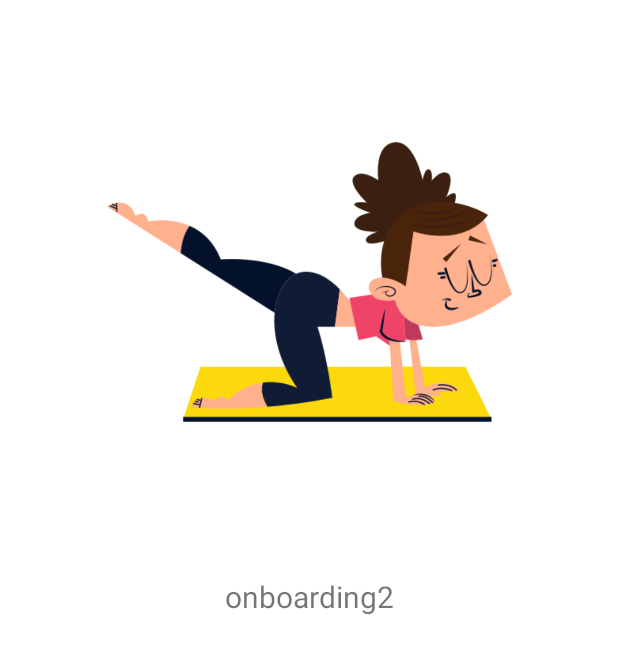
After one commit to vikalinka/Unsplash, an Android app: the layout fragment_onboarding_second.xml on its own in the app's theme, with its tools: preview values and no code run, on a phone screen of 412 x 824 dp. The commit adds this screen. Shown: the top 654 px of the screen. Run offline under Robolectric (Android 15) with nearby library versions, the phone set to English and light mode, and no system bars.

Commit message:
implementing onboarding screens

```diff
--- a/app/src/main/java/lt/vitalikas/unsplash/domain/models/OnboardingItem.kt
+++ b/app/src/main/java/lt/vitalikas/unsplash/domain/models/OnboardingItem.kt
@@ -4,6 +4,9 @@ import androidx.annotation.DrawableRes
 import androidx.annotation.StringRes
 
 data class OnboardingItem(
+    val id: Long,
     @DrawableRes val image: Int,
-    @StringRes val text: Int
+    @StringRes val title: Int,
+    @StringRes val text: Int,
+    @StringRes val buttonText: Int
 )
--- a/app/src/main/java/lt/vitalikas/unsplash/ui/onboarding_screen/OnboardingViewModel.kt
+++ b/app/src/main/java/lt/vitalikas/unsplash/ui/onboarding_screen/OnboardingViewModel.kt
@@ -2,7 +2,6 @@ package lt.vitalikas.unsplash.ui.onboarding_screen
 
 import androidx.lifecycle.ViewModel
 import dagger.hilt.android.lifecycle.HiltViewModel
-import lt.vitalikas.unsplash.domain.models.OnboardingItem
 import lt.vitalikas.unsplash.domain.repositories.OnboardingRepository
 import javax.inject.Inject
 
--- /dev/null
+++ b/app/src/main/res/layout/fragment_onboarding_second.xml
@@ -0,0 +1,31 @@
+<?xml version="1.0" encoding="utf-8"?>
+<androidx.constraintlayout.widget.ConstraintLayout xmlns:android="http://schemas.android.com/apk/res/android"
+    xmlns:app="http://schemas.android.com/apk/res-auto"
+    xmlns:tools="http://schemas.android.com/tools"
+    android:layout_width="match_parent"
+    android:layout_height="match_parent"
+    android:padding="8dp">
+
+    <ImageView
+        android:id="@+id/ivOnboardingImage"
+        android:layout_width="270dp"
+        android:layout_height="360dp"
+        android:contentDescription="@string/onboarding_image"
+        android:src="@drawable/onboarding2"
+        app:layout_constraintEnd_toEndOf="parent"
+        app:layout_constraintStart_toStartOf="parent"
+        app:layout_constraintTop_toTopOf="parent" />
+
+    <TextView
+        android:id="@+id/tvOnboardingText"
+        android:layout_width="0dp"
+        android:layout_height="wrap_content"
+        android:layout_marginTop="16dp"
+        android:text="onboarding2"
+        android:textAlignment="center"
+        android:textSize="20sp"
+        app:layout_constraintEnd_toEndOf="parent"
+        app:layout_constraintStart_toStartOf="parent"
+        app:layout_constraintTop_toBottomOf="@id/ivOnboardingImage" />
+
+</androidx.constraintlayout.widget.ConstraintLayout>
--- a/app/src/main/res/values/strings.xml
+++ b/app/src/main/res/values/strings.xml
@@ -3,7 +3,12 @@
     <string name="sign_in">Sign in</string>
     <string name="button_next">button next</string>
     <string name="onboarding_image">onboarding image</string>
+    <string name="onboarding_title_1">onboarding title 1</string>
+    <string name="onboarding_title_2">onboarding title 2</string>
+    <string name="onboarding_title_3">onboarding title 3</string>
     <string name="onboarding_text_1">onboarding text 1</string>
     <string name="onboarding_text_2">onboarding text 2</string>
     <string name="onboarding_text_3">onboarding text 3</string>
+    <string name="onboarding_next_button_text">Next</string>
+    <string name="onboarding_get_started_button_text">Get started</string>
 </resources>
```
Also changed, not shown: app/src/main/java/lt/vitalikas/unsplash/data/repositories/OnboardingRepositoryImpl.kt (+12 -3 lines), app/src/main/java/lt/vitalikas/unsplash/ui/onboarding_screen/OnboardingAdapter.kt (+12 -4 lines), app/src/main/java/lt/vitalikas/unsplash/ui/onboarding_screen/OnboardingFragment.kt (+18 -7 lines), app/src/main/res/layout/fragment_onboarding.xml (+19 -36 lines), app/src/main/res/layout/fragment_onboarding_first.xml (added, +30 -0 lines), app/src/main/res/layout/fragment_onboarding_third.xml (added, +31 -0 lines), app/src/main/res/layout/item_onboarding.xml (+32 -2 lines), app/src/main/res/values/colors.xml (+11 -8 lines).
